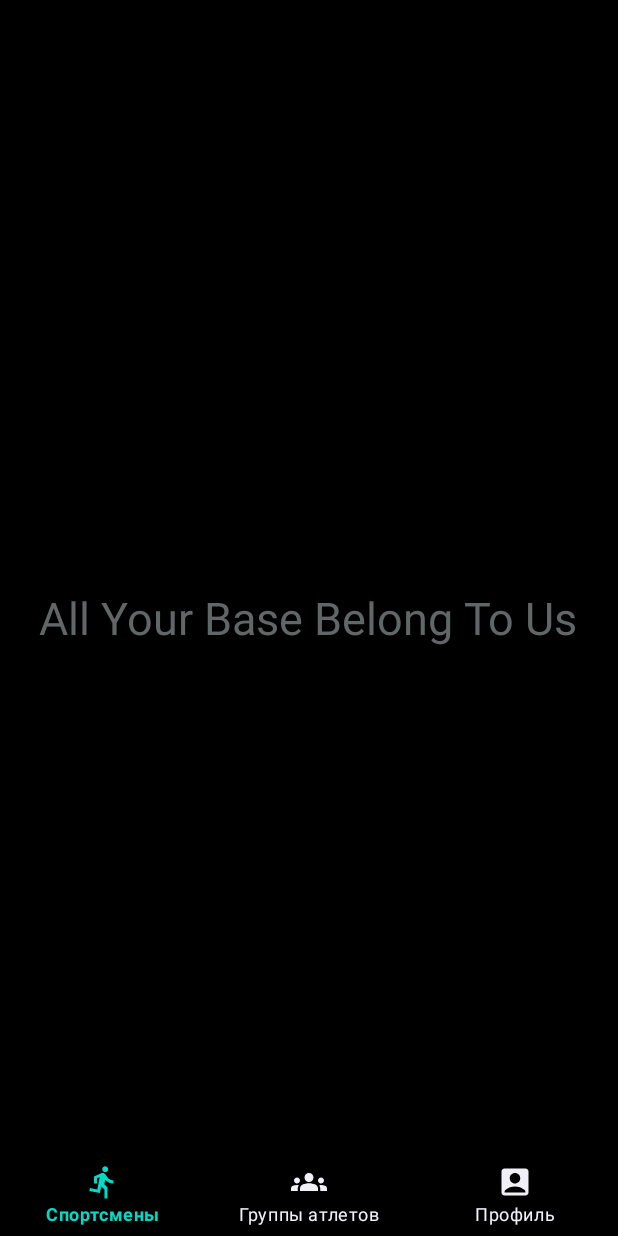
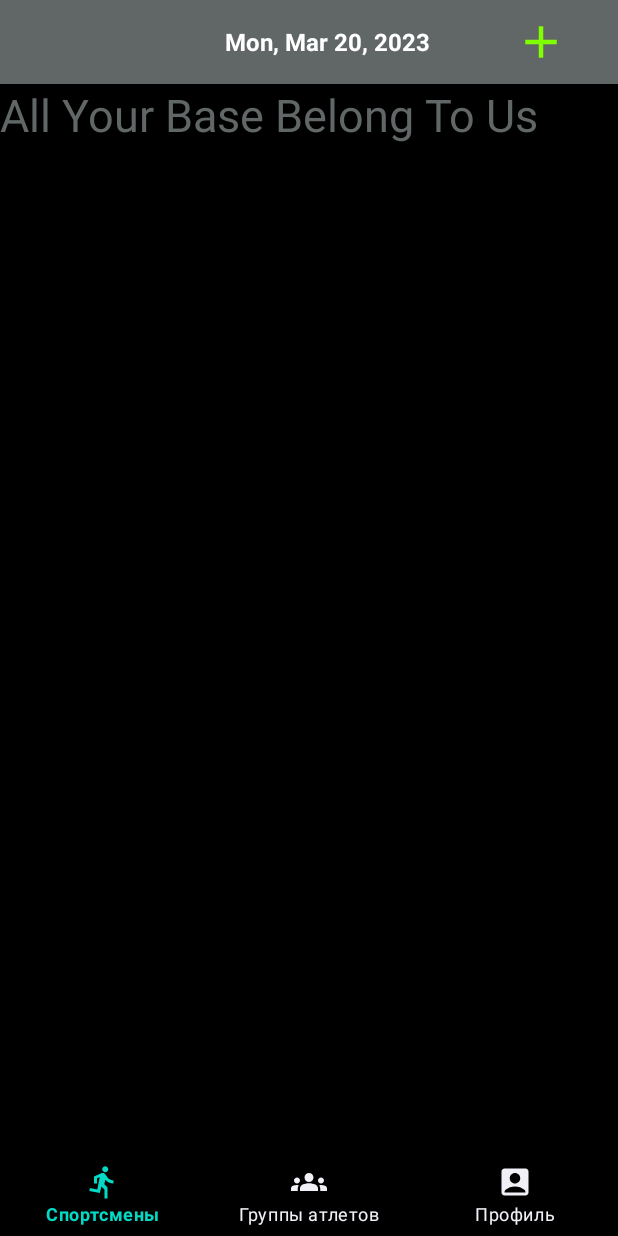
Before and after one commit to Chifir31/DiaryPRO, an Android app: the SportsmensFragment screen opened directly, with no data from a screen before it, on a phone screen of 412 x 824 dp. Run offline under Robolectric (Android 15) with nearby library versions, the light colour scheme and no system bars.

Commit message:
Sportsmens fragment

```diff
--- a/app/build.gradle
+++ b/app/build.gradle
@@ -41,6 +41,7 @@ dependencies {
     implementation 'com.google.android.material:material:1.8.0'
     implementation 'androidx.constraintlayout:constraintlayout:2.1.4'
     implementation 'com.google.firebase:firebase-auth:21.0.3'
+    implementation 'com.google.firebase:firebase-auth-ktx:21.1.0'
 //    implementation 'com.google.firebase:firebase-auth:21.0.3'
     testImplementation 'junit:junit:4.13.2'
     androidTestImplementation 'androidx.test.ext:junit:1.1.5'
--- a/app/src/main/java/com/example/myapplication/RegisterActivity.kt
+++ b/app/src/main/java/com/example/myapplication/RegisterActivity.kt
@@ -80,9 +80,7 @@ class RegisterActivity: AppCompatActivity(), DatePickerDialog.OnDateSetListener
             lastname.text.toString().isNotEmpty() && firstname.text.toString().isNotEmpty() && (role1.isChecked || role2.isChecked) && editdate.text.toString().isNotEmpty() && username.text.toString().isNotEmpty() &&  pwd.text.toString().isNotEmpty() && c_pwd.text.toString().isNotEmpty() -> {
                 if (lastname.text.toString().matches(Regex("(^[А-Яа-яЁё]{1,25})"))) {
                     if (firstname.text.toString().matches(Regex("(^[А-Яа-яЁё]{1,25})"))) {
-                        if (username.text.toString()
-                                .matches(Regex("[a-zA-Z0-9._-]+@[a-z]+\\.+[a-z]+"))
-                        ) {
+                        if (username.text.toString().matches(Regex("[a-zA-Z0-9._-]+@[a-z]+\\.+[a-z]+"))) {
                             if (pwd.text.toString().length >= 5) {
                                 if (pwd.text.toString() == c_pwd.text.toString()) {
                                     Toast.makeText(this, "Успех", Toast.LENGTH_LONG).show()
--- a/app/src/main/java/com/example/myapplication/navigation_pages/SportsmensFragment.kt
+++ b/app/src/main/java/com/example/myapplication/navigation_pages/SportsmensFragment.kt
@@ -1,18 +1,64 @@
 package com.example.myapplication.navigation_pages
 
 import android.os.Bundle
+import android.util.Log
+import android.view.*
+import android.widget.Button
+import android.widget.EditText
 import androidx.fragment.app.Fragment
-import android.view.LayoutInflater
-import android.view.View
-import android.view.ViewGroup
+import android.widget.TextView
+import androidx.appcompat.app.AlertDialog
+import androidx.appcompat.app.AppCompatActivity
+import androidx.appcompat.widget.Toolbar
 import com.example.myapplication.R
+import java.text.SimpleDateFormat
+import java.util.*
 
 class SportsmensFragment : Fragment() {
+    private lateinit var toolbar: Toolbar
+    private lateinit var dateTextView: TextView
+    private lateinit var add_button: Button
+    private fun ShowInput() {
+        add_button.setOnClickListener {
+            val builder = AlertDialog.Builder(requireContext())
+            val inflater = requireActivity().layoutInflater
+            val dialogLayout = inflater.inflate(R.layout.c_activity_input, null)
+            val edit = dialogLayout.findViewById<EditText>(R.id.input)
+
+            with(builder){
+                setTitle("Введите ID спортсмена")
+                setPositiveButton("Добавить"){dialog, which->Log.d("Main","Positive")}
+                setNegativeButton("Отмена"){dialog, which-> Log.d("Main","Negative")}
+            }
+            builder.setView(dialogLayout)
+            builder.show()
+        }
+    }
+
     override fun onCreateView(
         inflater: LayoutInflater, container: ViewGroup?,
         savedInstanceState: Bundle?
     ): View? {
+        val view = inflater.inflate(R.layout.fragment_sportsmens, container, false)
+        toolbar = view.findViewById(R.id.toolbar)
+
+        dateTextView = view.findViewById(R.id.date_textview)
+        add_button=view.findViewById(R.id.add_button)
+        (activity as AppCompatActivity).setSupportActionBar(toolbar)
+        (activity as AppCompatActivity).supportActionBar?.setDisplayShowTitleEnabled(false)
+        setHasOptionsMenu(true)
+        val currentDate = Date()
+        val dateFormat = SimpleDateFormat("EEE, MMM d, yyyy", Locale.getDefault())
+        dateTextView.text = dateFormat.format(currentDate)
+        ShowInput()
         // Inflate the layout for this fragment
-        return inflater.inflate(R.layout.fragment_sportsmens, container, false)
+        return view
     }
 }
+
+class InputActivity : AppCompatActivity() {
+    override fun onCreate(savedInstanceState: Bundle?) {
+        super.onCreate(savedInstanceState)
+        setContentView(R.layout.c_activity_input)
+    }
+}
--- /dev/null
+++ b/app/src/main/res/drawable/baseline_add_24.xml
@@ -0,0 +1,5 @@
+<vector android:height="36dp" android:tint="@color/lime_green"
+    android:viewportHeight="24" android:viewportWidth="24"
+    android:width="36dp" xmlns:android="http://schemas.android.com/apk/res/android">
+    <path android:fillColor="@android:color/white" android:pathData="M19,13h-6v6h-2v-6H5v-2h6V5h2v6h6v2z"/>
+</vector>
--- a/app/src/main/res/layout/activity_register1.xml
+++ b/app/src/main/res/layout/activity_register1.xml
@@ -188,7 +188,7 @@
         android:layout_below="@id/r_pwd"
         android:text="Зарегистрироваться"
         android:layout_marginHorizontal="30sp"
-        android:backgroundTint="#008000"
+        android:backgroundTint="@color/green"
         />
 </RelativeLayout>
 </ScrollView>
--- a/app/src/main/res/layout/fragment_sportsmens.xml
+++ b/app/src/main/res/layout/fragment_sportsmens.xml
@@ -1,12 +1,39 @@
 <?xml version="1.0" encoding="utf-8"?>
 <RelativeLayout xmlns:android="http://schemas.android.com/apk/res/android"
     xmlns:tools="http://schemas.android.com/tools"
+    xmlns:app="http://schemas.android.com/apk/res-auto"
     android:layout_width="match_parent"
     android:layout_height="match_parent"
     tools:context=".navigation_pages.SportsmensFragment"
     android:background="@color/black">
-
-    <!-- TODO: Update blank fragment layout -->
+    <androidx.appcompat.widget.Toolbar
+        android:id="@+id/toolbar"
+        android:layout_width="match_parent"
+        android:layout_height="?attr/actionBarSize"
+        android:background="@color/gray"
+        app:titleTextColor="@color/white">
+        <TextView
+            android:id="@+id/date_textview"
+            android:layout_width="wrap_content"
+            android:layout_height="wrap_content"
+            android:textSize="16sp"
+            android:textColor="@color/white"
+            android:textStyle="bold"
+            android:layout_marginStart="150sp"/>
+        <Button
+            android:id="@+id/add_button"
+            android:layout_width="wrap_content"
+            android:layout_height="wrap_content"
+            android:layout_toLeftOf="@id/date_textview"
+            android:drawableLeft="@drawable/baseline_add_24"
+            android:background="@android:color/transparent"
+            android:layout_marginHorizontal="40dp"
+            />
+    </androidx.appcompat.widget.Toolbar>
+    <ScrollView
+        android:layout_below="@id/toolbar"
+        android:layout_width="match_parent"
+        android:layout_height="match_parent">
     <TextView
         android:layout_width="wrap_content"
         android:layout_height="wrap_content"
@@ -14,5 +41,7 @@
         android:layout_centerInParent="true"
         android:textSize="30sp"
         android:textColor="@color/gray"/>
+    </ScrollView>
+
 
 </RelativeLayout>
--- a/app/src/main/res/values-night/themes.xml
+++ b/app/src/main/res/values-night/themes.xml
@@ -2,7 +2,7 @@
     <!-- Base application theme. -->
     <style name="Theme.MyApplication" parent="Theme.MaterialComponents.DayNight.NoActionBar">
         <!-- Primary brand color. -->
-        <item name="colorPrimary">@color/purple_200</item>
+        <item name="colorPrimary">@color/lime_green</item>
         <item name="colorPrimaryVariant">@color/purple_700</item>
         <item name="colorOnPrimary">@color/black</item>
         <!-- Secondary brand color. -->
--- a/app/src/main/res/values/colors.xml
+++ b/app/src/main/res/values/colors.xml
@@ -8,4 +8,6 @@
     <color name="black">#FF000000</color>
     <color name="white">#FFFFFFFF</color>
     <color name="gray">#616667</color>
+    <color name="green">#008000</color>
+    <color name="lime_green">#7FFF00</color>
 </resources>
--- a/app/src/main/res/values/themes.xml
+++ b/app/src/main/res/values/themes.xml
@@ -2,7 +2,7 @@
     <!-- Base application theme. -->
     <style name="Theme.MyApplication" parent="Theme.MaterialComponents.DayNight.NoActionBar">
         <!-- Primary brand color. -->
-        <item name="colorPrimary">@color/purple_500</item>
+        <item name="colorPrimary">@color/lime_green</item>
         <item name="colorPrimaryVariant">@color/purple_700</item>
         <item name="colorOnPrimary">@color/white</item>
         <!-- Secondary brand color. -->
```
Also changed, not shown: app/src/main/java/com/example/myapplication/LoginActivity.kt (+29 -13 lines), app/src/main/res/layout/activity_login.xml (+30 -27 lines), app/src/main/res/layout/c_activity_input.xml (added, +31 -0 lines).
